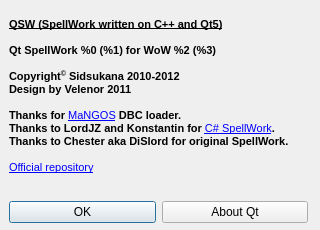
Old version of the form QSW/SWAboutUI.ui in the repository sidsukana/QSpellWork.
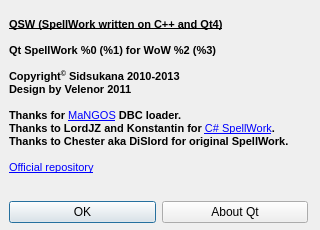
New version of the form. Icons and pictures are not drawn.

```diff
--- a/QSW/SWAboutUI.ui
+++ b/QSW/SWAboutUI.ui
@@ -49,11 +49,11 @@
 &lt;html&gt;&lt;head&gt;&lt;meta name=&quot;qrichtext&quot; content=&quot;1&quot; /&gt;&lt;style type=&quot;text/css&quot;&gt;
 p, li { white-space: pre-wrap; }
 &lt;/style&gt;&lt;/head&gt;&lt;body style=&quot; font-family:'MS Shell Dlg 2'; font-size:8pt; font-weight:400; font-style:normal;&quot;&gt;
-&lt;p style=&quot; margin-top:0px; margin-bottom:0px; margin-left:0px; margin-right:0px; -qt-block-indent:0; text-indent:0px;&quot;&gt;&lt;span style=&quot; font-weight:600; text-decoration: underline;&quot;&gt;QSW (SpellWork written on C++ and Qt5)&lt;/span&gt;&lt;/p&gt;
+&lt;p style=&quot; margin-top:0px; margin-bottom:0px; margin-left:0px; margin-right:0px; -qt-block-indent:0; text-indent:0px;&quot;&gt;&lt;span style=&quot; font-weight:600; text-decoration: underline;&quot;&gt;QSW (SpellWork written on C++ and Qt4)&lt;/span&gt;&lt;/p&gt;
 &lt;p style=&quot;-qt-paragraph-type:empty; margin-top:0px; margin-bottom:0px; margin-left:0px; margin-right:0px; -qt-block-indent:0; text-indent:0px; font-weight:600;&quot;&gt;&lt;br /&gt;&lt;/p&gt;
 &lt;p style=&quot; margin-top:0px; margin-bottom:0px; margin-left:0px; margin-right:0px; -qt-block-indent:0; text-indent:0px;&quot;&gt;&lt;span style=&quot; font-weight:600;&quot;&gt;Qt SpellWork %0 (%1) for WoW %2 (%3)&lt;/span&gt;&lt;/p&gt;
 &lt;p style=&quot;-qt-paragraph-type:empty; margin-top:0px; margin-bottom:0px; margin-left:0px; margin-right:0px; -qt-block-indent:0; text-indent:0px; font-weight:600;&quot;&gt;&lt;br /&gt;&lt;/p&gt;
-&lt;p style=&quot; margin-top:0px; margin-bottom:0px; margin-left:0px; margin-right:0px; -qt-block-indent:0; text-indent:0px;&quot;&gt;&lt;span style=&quot; font-weight:600;&quot;&gt;Copyright&lt;/span&gt;&lt;span style=&quot; font-weight:600; vertical-align:super;&quot;&gt;©&lt;/span&gt;&lt;span style=&quot; font-weight:600;&quot;&gt; Sidsukana 2010-2012&lt;/span&gt;&lt;/p&gt;
+&lt;p style=&quot; margin-top:0px; margin-bottom:0px; margin-left:0px; margin-right:0px; -qt-block-indent:0; text-indent:0px;&quot;&gt;&lt;span style=&quot; font-weight:600;&quot;&gt;Copyright&lt;/span&gt;&lt;span style=&quot; font-weight:600; vertical-align:super;&quot;&gt;©&lt;/span&gt;&lt;span style=&quot; font-weight:600;&quot;&gt; Sidsukana 2010-2013&lt;/span&gt;&lt;/p&gt;
 &lt;p style=&quot; margin-top:0px; margin-bottom:0px; margin-left:0px; margin-right:0px; -qt-block-indent:0; text-indent:0px;&quot;&gt;&lt;span style=&quot; font-weight:600;&quot;&gt;Design by Velenor 2011&lt;/span&gt;&lt;/p&gt;
 &lt;p style=&quot;-qt-paragraph-type:empty; margin-top:0px; margin-bottom:0px; margin-left:0px; margin-right:0px; -qt-block-indent:0; text-indent:0px; font-weight:600;&quot;&gt;&lt;br /&gt;&lt;/p&gt;
 &lt;p style=&quot; margin-top:0px; margin-bottom:0px; margin-left:0px; margin-right:0px; -qt-block-indent:0; text-indent:0px;&quot;&gt;&lt;span style=&quot; font-weight:600;&quot;&gt;Thanks for &lt;/span&gt;&lt;a href=&quot;http://getmangos.com/&quot;&gt;&lt;span style=&quot; text-decoration: underline; color:#0000ff;&quot;&gt;MaNGOS&lt;/span&gt;&lt;/a&gt;&lt;span style=&quot; font-weight:600;&quot;&gt; DBC loader.&lt;/span&gt;&lt;/p&gt;
```
